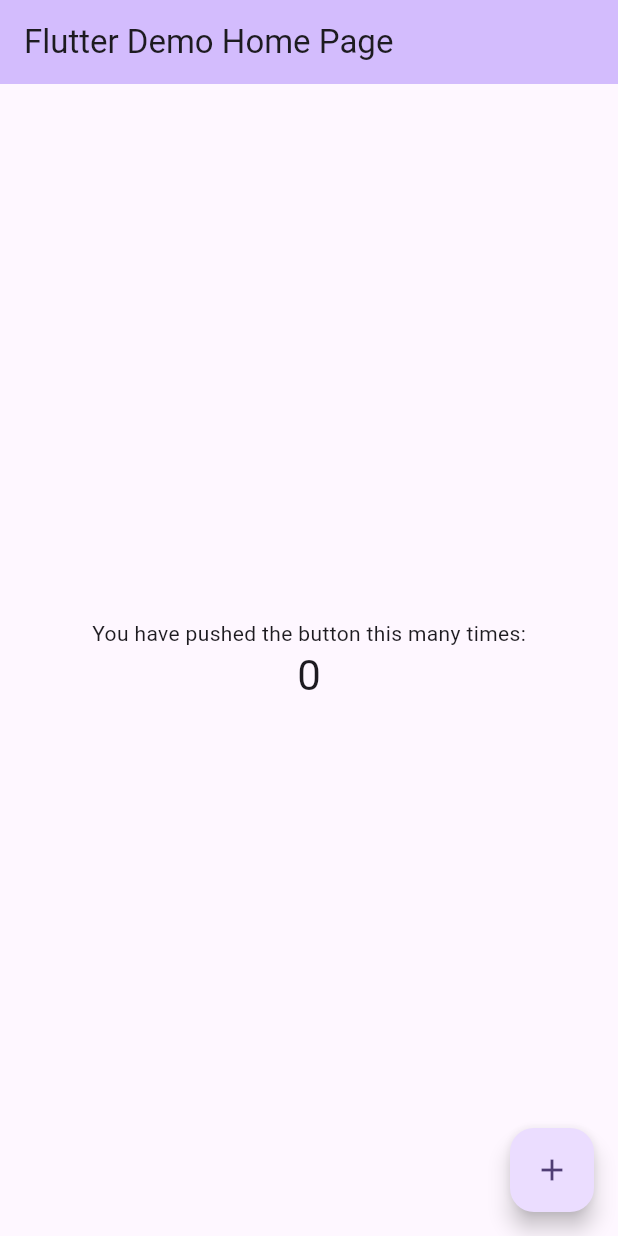
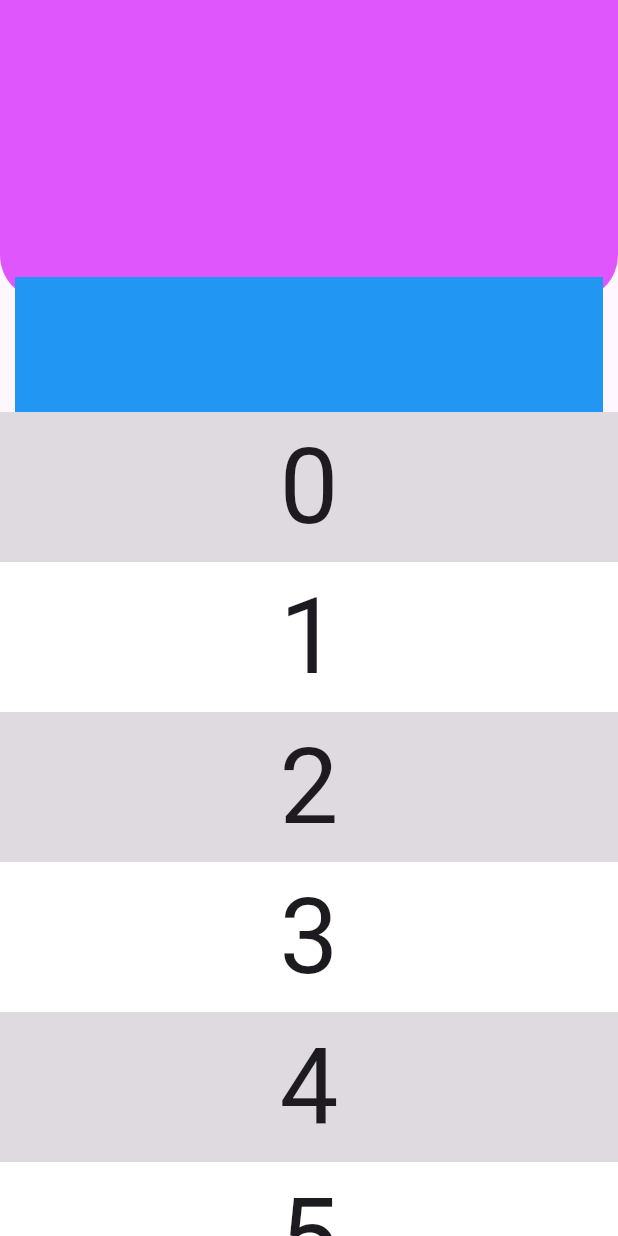
Before and after one commit to PechPanupong/task-app-flutter, a Flutter app: the screen it shows after launch, on a phone screen of 412 x 824 dp. Run offline on Flutter 3.47's test engine with Material 2 defaults, Android fonts, the phone set to English and light mode, and no system bars.

Commit message:
task page layout

```diff
--- a/lib/main.dart
+++ b/lib/main.dart
@@ -1,125 +1,23 @@
 import 'package:flutter/material.dart';
 
+import 'pages/task_page.dart';
+
 void main() {
-  runApp(const MyApp());
+  runApp(MyApp());
 }
 
 class MyApp extends StatelessWidget {
   const MyApp({super.key});
 
-  // This widget is the root of your application.
   @override
   Widget build(BuildContext context) {
     return MaterialApp(
       title: 'Flutter Demo',
       theme: ThemeData(
-        // This is the theme of your application.
-        //
-        // TRY THIS: Try running your application with "flutter run". You'll see
-        // the application has a blue toolbar. Then, without quitting the app,
-        // try changing the seedColor in the colorScheme below to Colors.green
-        // and then invoke "hot reload" (save your changes or press the "hot
-        // reload" button in a Flutter-supported IDE, or press "r" if you used
-        // the command line to start the app).
-        //
-        // Notice that the counter didn't reset back to zero; the application
-        // state is not lost during the reload. To reset the state, use hot
-        // restart instead.
-        //
-        // This works for code too, not just values: Most code changes can be
-        // tested with just a hot reload.
         colorScheme: ColorScheme.fromSeed(seedColor: Colors.deepPurple),
         useMaterial3: true,
       ),
-      home: const MyHomePage(title: 'Flutter Demo Home Page'),
+      home: const TaskPage(),
     );
   }
 }
-
-class MyHomePage extends StatefulWidget {
-  const MyHomePage({super.key, required this.title});
-
-  // This widget is the home page of your application. It is stateful, meaning
-  // that it has a State object (defined below) that contains fields that affect
-  // how it looks.
-
-  // This class is the configuration for the state. It holds the values (in this
-  // case the title) provided by the parent (in this case the App widget) and
-  // used by the build method of the State. Fields in a Widget subclass are
-  // always marked "final".
-
-  final String title;
-
-  @override
-  State<MyHomePage> createState() => _MyHomePageState();
-}
-
-class _MyHomePageState extends State<MyHomePage> {
-  int _counter = 0;
-
-  void _incrementCounter() {
-    setState(() {
-      // This call to setState tells the Flutter framework that something has
-      // changed in this State, which causes it to rerun the build method below
-      // so that the display can reflect the updated values. If we changed
-      // _counter without calling setState(), then the build method would not be
-      // called again, and so nothing would appear to happen.
-      _counter++;
-    });
-  }
-
-  @override
-  Widget build(BuildContext context) {
-    // This method is rerun every time setState is called, for instance as done
-    // by the _incrementCounter method above.
-    //
-    // The Flutter framework has been optimized to make rerunning build methods
-    // fast, so that you can just rebuild anything that needs updating rather
-    // than having to individually change instances of widgets.
-    return Scaffold(
-      appBar: AppBar(
-        // TRY THIS: Try changing the color here to a specific color (to
-        // Colors.amber, perhaps?) and trigger a hot reload to see the AppBar
-        // change color while the other colors stay the same.
-        backgroundColor: Theme.of(context).colorScheme.inversePrimary,
-        // Here we take the value from the MyHomePage object that was created by
-        // the App.build method, and use it to set our appbar title.
-        title: Text(widget.title),
-      ),
-      body: Center(
-        // Center is a layout widget. It takes a single child and positions it
-        // in the middle of the parent.
-        child: Column(
-          // Column is also a layout widget. It takes a list of children and
-          // arranges them vertically. By default, it sizes itself to fit its
-          // children horizontally, and tries to be as tall as its parent.
-          //
-          // Column has various properties to control how it sizes itself and
-          // how it positions its children. Here we use mainAxisAlignment to
-          // center the children vertically; the main axis here is the vertical
-          // axis because Columns are vertical (the cross axis would be
-          // horizontal).
-          //
-          // TRY THIS: Invoke "debug painting" (choose the "Toggle Debug Paint"
-          // action in the IDE, or press "p" in the console), to see the
-          // wireframe for each widget.
-          mainAxisAlignment: MainAxisAlignment.center,
-          children: <Widget>[
-            const Text(
-              'You have pushed the button this many times:',
-            ),
-            Text(
-              '$_counter',
-              style: Theme.of(context).textTheme.headlineMedium,
-            ),
-          ],
-        ),
-      ),
-      floatingActionButton: FloatingActionButton(
-        onPressed: _incrementCounter,
-        tooltip: 'Increment',
-        child: const Icon(Icons.add),
-      ), // This trailing comma makes auto-formatting nicer for build methods.
-    );
-  }
-}
--- /dev/null
+++ b/lib/pages/task_page.dart
@@ -0,0 +1,145 @@
+import 'package:app/style/app_style.dart';
+import 'package:flutter/material.dart';
+
+class TaskPage extends StatelessWidget {
+  const TaskPage({super.key});
+
+  @override
+  Widget build(BuildContext context) {
+    return Scaffold(
+      // body: CustomScrollView(
+      //   slivers: [
+      //     SliverAppBar(
+      //       pinned: true,
+      //       expandedHeight: MediaQuery.of(context).size.width - 50,
+      //       flexibleSpace: FlexibleSpaceBar(
+      //         background: Container(
+      //           decoration: const BoxDecoration(
+      //             color: AppStyle.floor,
+      //             borderRadius: BorderRadius.only(
+      //                 bottomLeft: Radius.circular(30),
+      //                 bottomRight: Radius.circular(30)),
+      //           ),
+      //           child: Text('pech'),
+      //         ),
+      //       ),
+      //     ),
+      //     SliverPersistentHeader(
+      //       pinned: true,
+      //       delegate: PersistentHeader(
+      //         widget: const Row(
+      //           // Format this to meet your need
+      //           mainAxisAlignment: MainAxisAlignment.spaceBetween,
+      //           children: <Widget>[
+      //             Text('Hello World'),
+      //             Text('Hello World'),
+      //             Text('Hello World'),
+      //           ],
+      //         ),
+      //       ),
+      //     ),
+      //     SliverList(
+      //       delegate: SliverChildBuilderDelegate(
+      //         (BuildContext context, int index) {
+      //           return Container(
+      //             color: index.isOdd ? Colors.white : Colors.black12,
+      //             height: 100.0,
+      //             child: Center(
+      //               child: Text('$index', textScaleFactor: 5),
+      //             ),
+      //           );
+      //         },
+      //         childCount: 20,
+      //       ),
+      //     ),
+      //   ],
+      // ),
+      body: Container(
+        width: double.infinity,
+        child: Column(children: [
+          Expanded(
+            child: Stack(
+              children: [
+                Positioned(
+                  child: Container(
+                    width: MediaQuery.of(context).size.width,
+                    height: 200,
+                    decoration: const BoxDecoration(
+                      color: AppStyle.floor,
+                      borderRadius: BorderRadius.only(
+                          bottomLeft: Radius.circular(30),
+                          bottomRight: Radius.circular(30)),
+                    ),
+                  ),
+                ),
+                Positioned(
+                  bottom: -10,
+                  left: 10,
+                  child: Container(
+                    width: MediaQuery.of(context).size.width - 20,
+                    height: 100,
+                    color: Colors.blue,
+                  ),
+                ),
+              ],
+            ),
+          ),
+          Expanded(
+              flex: 2,
+              child: CustomScrollView(
+                slivers: [
+                  SliverList(
+                    delegate: SliverChildBuilderDelegate(
+                      (BuildContext context, int index) {
+                        return Container(
+                          color: index.isOdd ? Colors.white : Colors.black12,
+                          height: 100.0,
+                          child: Center(
+                            child: Text('$index', textScaleFactor: 5),
+                          ),
+                        );
+                      },
+                      childCount: 20,
+                    ),
+                  ),
+                ],
+              ))
+        ]),
+      ),
+    );
+  }
+}
+
+class PersistentHeader extends SliverPersistentHeaderDelegate {
+  final Widget widget;
+
+  PersistentHeader({required this.widget});
+
+  @override
+  Widget build(
+      BuildContext context, double shrinkOffset, bool overlapsContent) {
+    return Container(
+      width: double.infinity,
+      height: 66.0,
+      child: Center(
+        child: Card(
+          margin: EdgeInsets.symmetric(horizontal: 12),
+          color: Colors.white,
+          elevation: 5.0,
+          child: Center(child: widget),
+        ),
+      ),
+    );
+  }
+
+  @override
+  double get maxExtent => 66.0;
+
+  @override
+  double get minExtent => 66.0;
+
+  @override
+  bool shouldRebuild(SliverPersistentHeaderDelegate oldDelegate) {
+    return true;
+  }
+}
--- /dev/null
+++ b/lib/style/app_style.dart
@@ -0,0 +1,26 @@
+import 'package:flutter/material.dart';
+
+class AppStyle {
+  static const Color success = Color(0xff00DD64);
+  static const Color error = Color(0xffFF4D4D);
+  static const Color warning = Color(0xffFFD607);
+  static const Color blue = Color(0xff003CFF);
+  static const Color blue2 = Color(0xff003CFF);
+  static const Color solidBlue = Color(0xff0026DC);
+  static const Color yankeesBlue = Color(0xff1b2338);
+  static const Color seaGreen = Color(0xff00FDBC);
+  static const Color lightRed = Color(0xffF28AAD);
+  static const Color grey = Color(0xff979797);
+  static const Color lightGrey = Color(0xffD8D8D8);
+  static const Color white = Color(0xffFFFFFF);
+  static const Color darkPurple = Color(0xff00004B);
+  static const Color darkPurple2 = Color(0xff33336F);
+  static const Color background = Color(0xff141927);
+  static const Color silver = Color(0xffC8C8C8);
+  static const Color purple = Color(0xffB429F5);
+  static const Color ceiling = Color(0xff686de0);
+  static const Color floor = Color(0xffe056fd);
+  static const Color violet = Color(0xff9619AA);
+  static const Color raspberryPink = Color(0xffDE5496);
+  static const Color darkPastelPurple = Color(0xff9475CD);
+}
--- a/pubspec.yaml
+++ b/pubspec.yaml
@@ -2,7 +2,7 @@ name: app
 description: A new Flutter project.
 # The following line prevents the package from being accidentally published to
 # pub.dev using `flutter pub publish`. This is preferred for private packages.
-publish_to: 'none' # Remove this line if you wish to publish to pub.dev
+publish_to: "none" # Remove this line if you wish to publish to pub.dev
 
 # The following defines the version and build number for your application.
 # A version number is three numbers separated by dots, like 1.2.43
@@ -19,7 +19,7 @@ publish_to: 'none' # Remove this line if you wish to publish to pub.dev
 version: 1.0.0+1
 
 environment:
-  sdk: '>=3.0.2 <4.0.0'
+  sdk: ">=3.0.2 <4.0.0"
 
 # Dependencies specify other packages that your package needs in order to work.
 # To automatically upgrade your package dependencies to the latest versions
@@ -30,7 +30,6 @@ environment:
 dependencies:
   flutter:
     sdk: flutter
-
 
   # The following adds the Cupertino Icons font to your application.
   # Use with the CupertinoIcons class for iOS style icons.
@@ -52,7 +51,6 @@ dev_dependencies:
 
 # The following section is specific to Flutter packages.
 flutter:
-
   # The following line ensures that the Material Icons font is
   # included with your application, so that you can use the icons in
   # the material Icons class.
```
